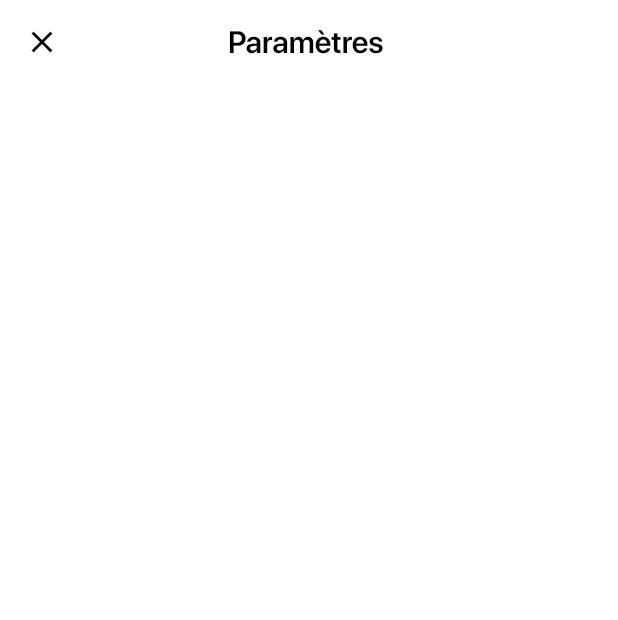
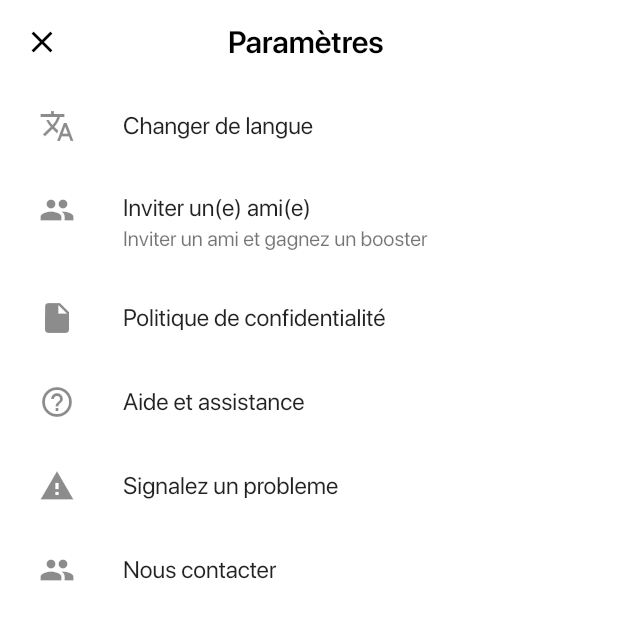
Before and after one commit to kemanedonfack/feeling, a Flutter app: the ProfileScreen screen opened directly, after a tap on the "settings" icon, on a phone screen of 412 x 824 dp. Shown: the top 620 px of the screen. Run offline on Flutter 3.47's test engine with Material 2 defaults, Android fonts, the phone set to English and light mode, and no system bars; our stand-ins replace badges, cached_network_image, cloud_firestore, csc_picker, firebase_core, firebase_messaging and 12 more; missing offline and left inert: flutter_carousel_slider, localstore; accounts and stored records are empty; project files that could hold a hidden picture were left out.

```diff
--- a/lib/constant/constant.dart
+++ b/lib/constant/constant.dart
@@ -2,6 +2,7 @@
 
 const String C_USERS = "users";
 const String C_GAINS = "gains";
+const String C_CODES = "codes";
 const String C_RELATIONS = "relations";
 const String C_MATCHS = "matchs";
 const String C_LIKES = "likes";
--- a/lib/db/db.dart
+++ b/lib/db/db.dart
@@ -57,8 +57,11 @@ class DatabaseConnection{
     }
 
     final List<Map<String, dynamic>> photos = await db.rawQuery('select chemin from photos');
+    if (kDebugMode) {
+      print("nombre de photos ${photos.length}");
+    }
     if(photos.length>=3){
-      progress = progress + 10;
+      progress = progress + 15;
     }
 
     if(utilisateurs.email.isNotEmpty){
--- a/lib/main.dart
+++ b/lib/main.dart
@@ -97,7 +97,7 @@ class _MyAppState extends State<MyApp> {
       },
       // home: MyHomePage(),
       onGenerateRoute: AppRouter.allRoutes,
-      initialRoute: splashRoute,
+      initialRoute: settingsRoute,
       debugShowCheckedModeBanner: false,
     );
   }
--- a/lib/routes/route.dart
+++ b/lib/routes/route.dart
@@ -27,6 +27,7 @@ import 'package:feeling/screen/verification.dart';
 import 'package:feeling/screen/welcome.dart';
 
 import '../screen/modifier_pays.dart';
+import '../screen/update_language.dart';
 
 class AppRouter {
 
@@ -47,7 +48,7 @@ class AppRouter {
       case tabRoute:
         return CustomPageRoute(child: const TabScreen() );
       case settingsRoute:
-        return CustomPageRoute(child: const SettingScreen() );
+        return CustomPageRoute(child: const SettingScreen(), direction: AxisDirection.up );
       case profildetailsRoute:
         return CustomPageRoute(child: ProfileDetailScreen(settings.arguments as Utilisateurs) );
       case editprofilRoute:
@@ -78,6 +79,8 @@ class AppRouter {
         return CustomPageRoute(child: UpdateInteretScreen(settings.arguments as Utilisateurs) );
       case updateCountryRoute:
         return CustomPageRoute(child: UpdateCountryScreen(settings.arguments as Utilisateurs) );
+      case updateLanguageRoute:
+        return CustomPageRoute(child: const UpdateLanguageScreen() );
     }
 
     return CustomPageRoute(child: const NotFoundScreen() );
--- a/lib/routes/route_name.dart
+++ b/lib/routes/route_name.dart
@@ -23,3 +23,4 @@ const String chatDetailsRoute = 'chatdetails';
 const String locationRoute = 'location';
 const String updateInteretRoute = 'updateinteret';
 const String updateCountryRoute = 'updatecountry';
+const String updateLanguageRoute = 'updatelanguage';
--- a/lib/screen/settings.dart
+++ b/lib/screen/settings.dart
@@ -1,4 +1,6 @@
 import 'package:flutter/material.dart';
+
+import '../routes/route_name.dart';
 
 class SettingScreen extends StatefulWidget {
   const SettingScreen({Key? key}) : super(key: key);
@@ -16,11 +18,68 @@ class _SettingScreenState extends State<SettingScreen> {
       appBar: AppBar(
         backgroundColor: Colors.white,
         foregroundColor: Colors.black,
-        leading: const Icon(Icons.close),
+        leading: InkWell(
+          onTap: (){
+            Navigator.of(context).pop();
+          },
+          child: const Icon(Icons.close)
+        ),
         title: Text("Paramètres ", style: TextStyle(fontSize: MediaQuery.of(context).size.width * 0.05, fontWeight: FontWeight.bold),),
         centerTitle: true,
         elevation: 0,
       ),
+      body: SafeArea(
+        child: Padding(
+          padding: const EdgeInsets.symmetric(horizontal: 10),
+          child: Column(
+            children: [
+              ListTile(
+                onTap: (){
+                  Navigator.pushNamed(context, updateLanguageRoute);
+                },
+                leading: const Icon(Icons.translate),
+                title: const Text("Changer de langue"),
+              ),
+              ListTile(
+                onTap: (){
+                  // Navigator.pushNamed(context, updateLanguageRoute);
+                },
+                leading: const Icon(Icons.people),
+                title: const Text("Inviter un(e) ami(e)"),
+                subtitle: const Text("Inviter un ami et gagnez un booster"),
+              ),
+              ListTile(
+                onTap: (){
+                  // Navigator.pushNamed(context, updateLanguageRoute);
+                },
+                leading: const Icon(Icons.insert_drive_file),
+                title: const Text("Politique de confidentialité"),
+              ),
+              ListTile(
+                onTap: (){
+                  // Navigator.pushNamed(context, updateLanguageRoute);
+                },
+                leading: const Icon(Icons.help_outline),
+                title: const Text("Aide et assistance"),
+              ),
+              ListTile(
+                onTap: (){
+                  // Navigator.pushNamed(context, updateLanguageRoute);
+                },
+                leading: const Icon(Icons.warning),
+                title: const Text("Signalez un probleme"),
+              ),
+              ListTile(
+                onTap: (){
+                  // Navigator.pushNamed(context, updateLanguageRoute);
+                },
+                leading: const Icon(Icons.people),
+                title: const Text("Nous contacter"),
+              ),
+            ],
+          ),
+        )
+      ),
     );
   }
 }
--- a/lib/screen/tab/profile.dart
+++ b/lib/screen/tab/profile.dart
@@ -140,9 +140,9 @@ class _ProfileScreenState extends State<ProfileScreen> {
                           ),
                         ),
                         SizedBox(height: size.height*0.01),
-                        Text("$superLike Restant", style: const TextStyle(fontWeight: FontWeight.bold),),
+                        Text("$superLike ${getTranslated(context,'restant')}", style: const TextStyle(fontWeight: FontWeight.bold),),
                         SizedBox(height: size.height*0.005),
-                        const Text("Obtenir plus de Super Likes", textAlign: TextAlign.center, style: TextStyle(color: Colors.blue),)
+                        Text("${getTranslated(context,'obtenir_plus')} Super Likes", textAlign: TextAlign.center, style: TextStyle(color: Colors.blue),)
                       ],
                     ),
                   ),
@@ -181,9 +181,9 @@ class _ProfileScreenState extends State<ProfileScreen> {
                           ),
                         ),
                         SizedBox(height: size.height*0.01),
-                        Text("$booster Restant", style: const TextStyle(fontWeight: FontWeight.bold),),
+                        Text("$booster ${getTranslated(context,'restant')}", style: const TextStyle(fontWeight: FontWeight.bold),),
                         SizedBox(height: size.height*0.005),
-                        const Text("Obtenir plus de Booster", textAlign: TextAlign.center, style: TextStyle(color: Colors.purple),)
+                        Text("${getTranslated(context,'obtenir_plus')} Booster", textAlign: TextAlign.center, style: TextStyle(color: Colors.purple),)
                       ],
                     ),
                   )
--- a/lib/screen/upload_image.dart
+++ b/lib/screen/upload_image.dart
@@ -249,7 +249,6 @@ class _UploadImageScreenState extends State<UploadImageScreen> {
   }
 
   Future<void> selectImage() async {
-
     try{
 
       final XFile? imgs = await picker.pickImage(source: ImageSource.gallery);
@@ -277,7 +276,9 @@ class _UploadImageScreenState extends State<UploadImageScreen> {
             )
           );
 
-        selectedFile.add(croppedFile!);
+        setState(() {
+          selectedFile.add(croppedFile!);
+        });
 
       }
 
```
Also changed, not shown: lib/controllers/like_controller.dart (+7 -0 lines), lib/controllers/notification_controller.dart (+17 -0 lines), lib/controllers/utilisateur_controller.dart (+22 -3 lines), lib/lang/en.json (+23 -1 lines), lib/lang/fr.json (+24 -1 lines), lib/screen/a_propos.dart (+4 -3 lines), lib/screen/profile_details.dart (+6 -4 lines), lib/screen/tab/tinder.dart (+50 -91 lines), lib/screen/update_language.dart (added, +104 -0 lines), lib/utile/custom_dialog_box.dart (+13 -8 lines), lib/utile/utile.dart (line endings or trailing spaces).
